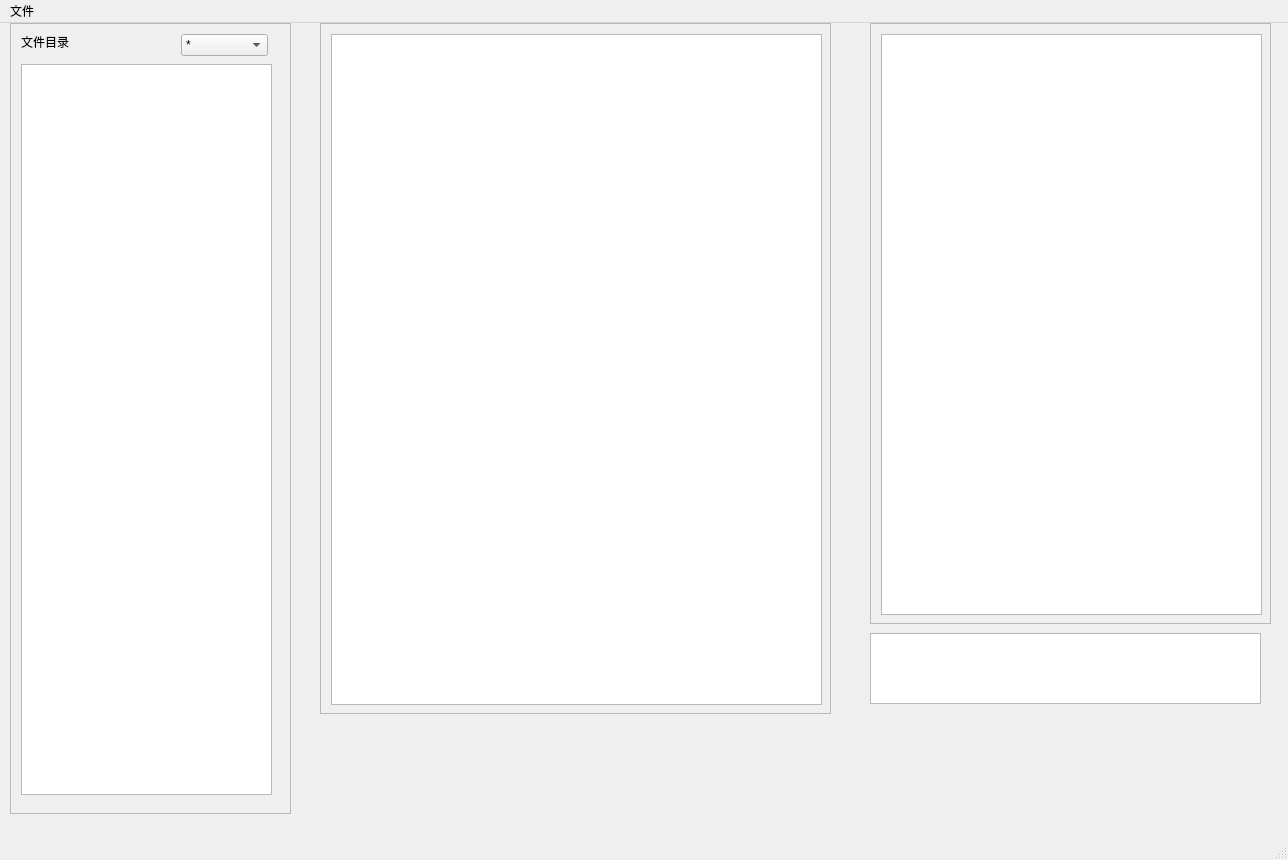
First picture: the form in UI/Main.ui, repository Whitepinkwolf/Code-Reviewer-Porject, before the edit.
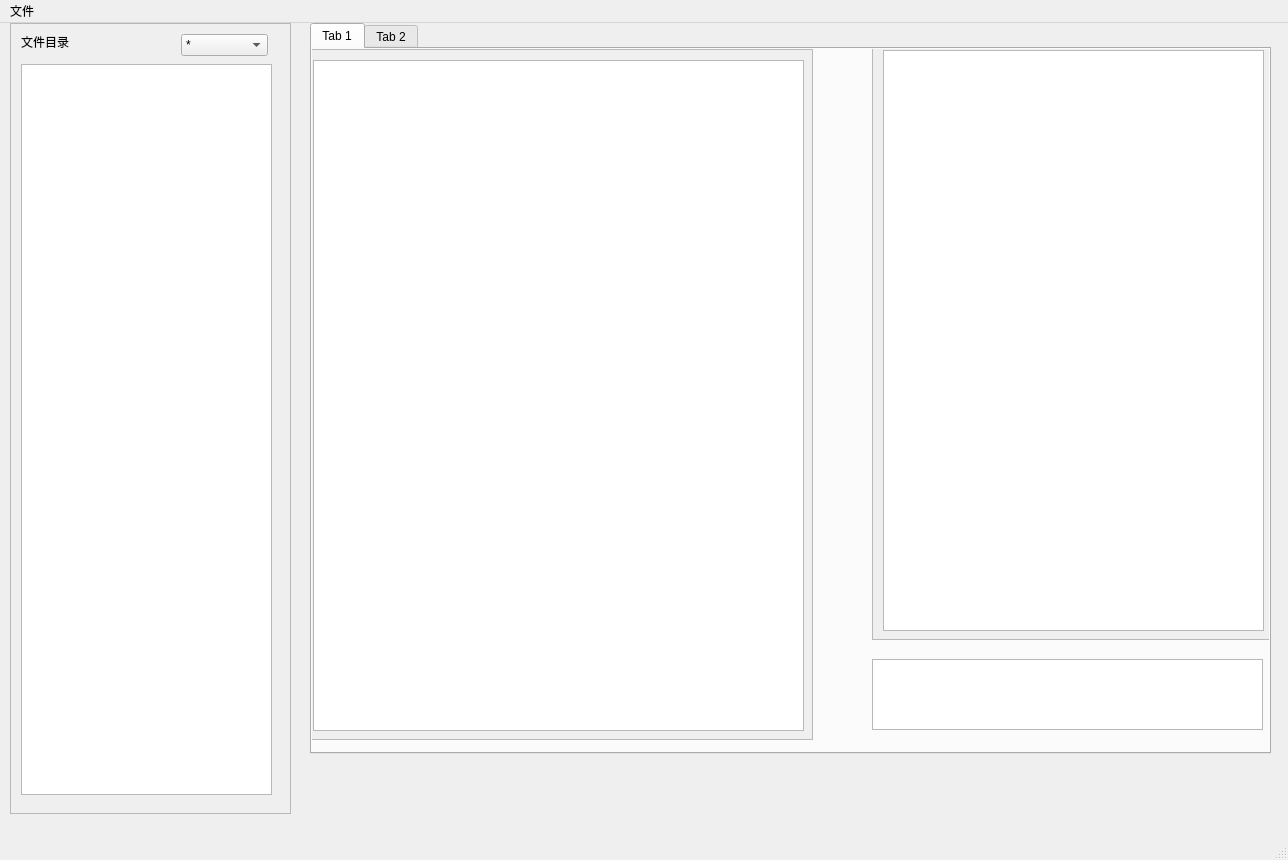
Second picture: the form after the edit. Custom widgets are drawn as their Qt base class.

Commit message: dx和ljh同步1

The edit to the form file:
```diff
--- a/UI/Main.ui
+++ b/UI/Main.ui
@@ -90,11 +90,60 @@
      </widget>
     </widget>
    </widget>
+   <widget class="QTabWidget" name="commentTabWidget">
+    <property name="geometry">
+     <rect>
+      <x>310</x>
+      <y>0</y>
+      <width>961</width>
+      <height>731</height>
+     </rect>
+    </property>
+    <property name="currentIndex">
+     <number>0</number>
+    </property>
+    <widget class="QWidget" name="tab_1">
+     <attribute name="title">
+      <string>Tab 1</string>
+     </attribute>
+     <widget class="QScrollArea" name="scrollArea_3">
+      <property name="geometry">
+       <rect>
+        <x>-10</x>
+        <y>0</y>
+        <width>511</width>
+        <height>691</height>
+       </rect>
+      </property>
+      <property name="widgetResizable">
+       <bool>true</bool>
+      </property>
+      <widget class="QWidget" name="scrollAreaWidgetContents_3">
+       <property name="geometry">
+        <rect>
+         <x>0</x>
+         <y>0</y>
+         <width>509</width>
+         <height>689</height>
+        </rect>
+       </property>
+       <widget class="NewCodeEditor" name="textEdit">
+        <property name="geometry">
+         <rect>
+          <x>10</x>
+          <y>10</y>
+          <width>491</width>
+          <height>671</height>
+         </rect>
+        </property>
+       </widget>
+      </widget>
+     </widget>
    <widget class="QScrollArea" name="scrollArea_2">
     <property name="geometry">
      <rect>
-      <x>870</x>
-      <y>0</y>
+        <x>560</x>
+        <y>-10</y>
       <width>401</width>
       <height>601</height>
      </rect>
@@ -126,44 +175,18 @@
    <widget class="QPlainTextEdit" name="pte_content">
     <property name="geometry">
      <rect>
-      <x>870</x>
+        <x>560</x>
       <y>610</y>
       <width>391</width>
       <height>71</height>
      </rect>
     </property>
    </widget>
-   <widget class="QScrollArea" name="scrollArea_3">
-    <property name="geometry">
-     <rect>
-      <x>320</x>
-      <y>0</y>
-      <width>511</width>
-      <height>691</height>
-     </rect>
-    </property>
-    <property name="widgetResizable">
-     <bool>true</bool>
-    </property>
-    <widget class="QWidget" name="scrollAreaWidgetContents_3">
-     <property name="geometry">
-      <rect>
-       <x>0</x>
-       <y>0</y>
-       <width>509</width>
-       <height>689</height>
-      </rect>
-     </property>
-     <widget class="NewCodeEditor" name="textEdit">
-      <property name="geometry">
-       <rect>
-        <x>10</x>
-        <y>10</y>
-        <width>491</width>
-        <height>671</height>
-       </rect>
-      </property>
-     </widget>
+    </widget>
+    <widget class="QWidget" name="tab_2">
+     <attribute name="title">
+      <string>Tab 2</string>
+     </attribute>
     </widget>
    </widget>
   </widget>
```
Lines whose indentation alone changed are shown as unchanged. The commit also changes 1 other file.
